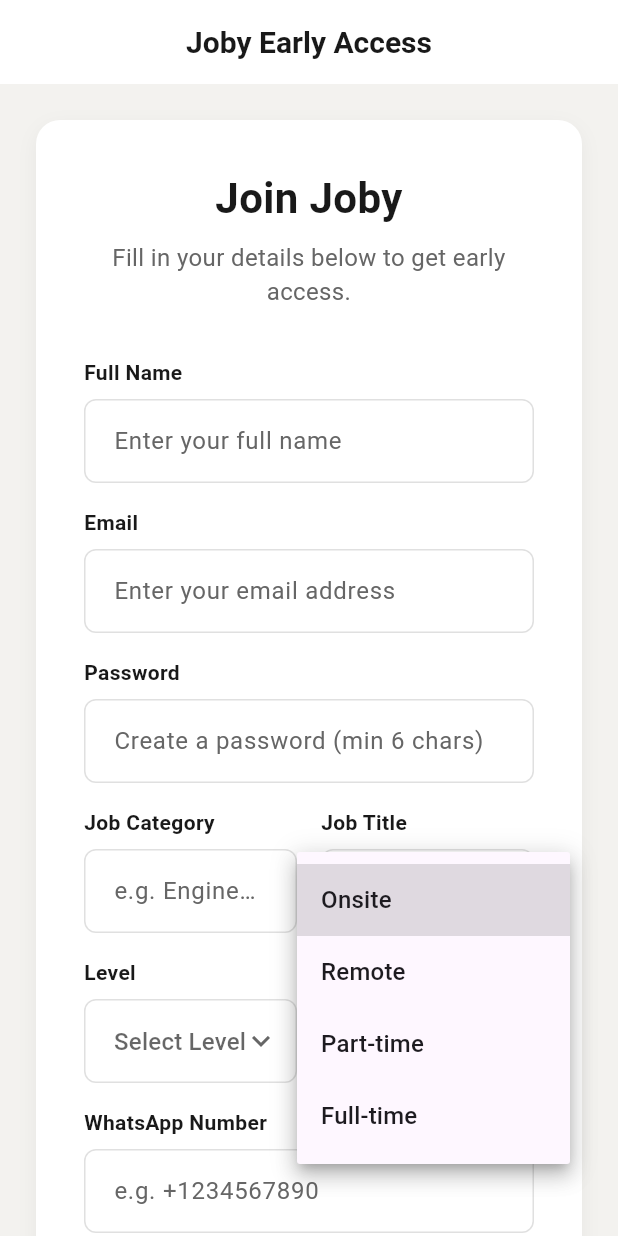
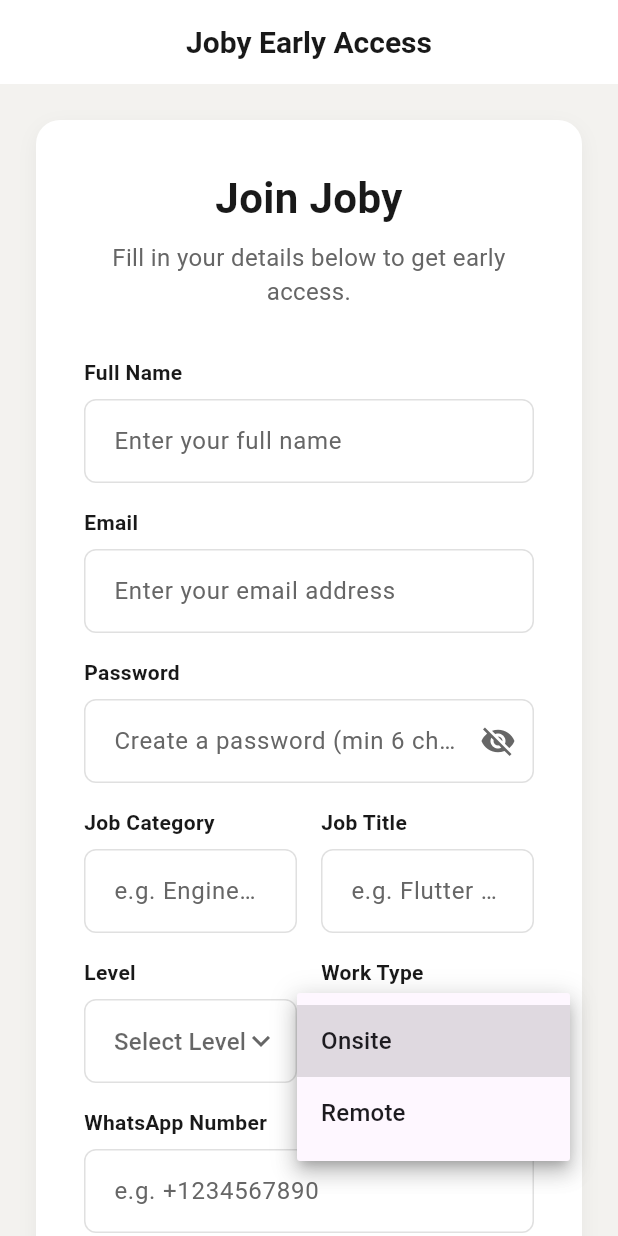
Before and after one commit to Ismail-Magdy/form_joby, a Flutter app: the screen it shows after launch, after a tap on "Select Type", on a phone screen of 412 x 824 dp. Run offline on Flutter 3.47's test engine with Material 3 defaults, Android fonts, the light colour scheme and no system bars; our stand-ins replace equatable, file_picker, flutter_bloc, flutter_screenutil, get_it, supabase_flutter; accounts and stored records are empty.

Commit message:
feat: Enhance CustomTextField with suffixIcon support and update password visibility toggle

```diff
--- a/lib/core/widgets/custom_text_field.dart
+++ b/lib/core/widgets/custom_text_field.dart
@@ -8,6 +8,7 @@
   final TextInputType keyboardType;
   final String? Function(String?)? validator;
   final TextEditingController controller;
+  final Widget? suffixIcon;
 
   const CustomTextField({
     super.key,
@@ -17,6 +18,7 @@
     this.isPassword = false,
     this.keyboardType = TextInputType.text,
     this.validator,
+    this.suffixIcon,
   });
 
   @override
@@ -41,6 +43,7 @@
           cursorColor: AppTheme.primaryBlue,
           decoration: InputDecoration(
             hintText: hint,
+            suffixIcon: suffixIcon,
           ),
         ),
       ],
--- a/lib/features/form/presentation/screens/form_screen.dart
+++ b/lib/features/form/presentation/screens/form_screen.dart
@@ -42,6 +42,8 @@
   final _linkedinController = TextEditingController();
   final _githubController = TextEditingController();
 
+  bool _obscurePassword = true;
+
   String? _selectedLevel;
   String? _selectedWorkType;
 
@@ -52,7 +54,7 @@
   String? _avatarFileName;
 
   final List<String> _levels = ['Junior', 'Mid-Level', 'Senior', 'Tech Lead'];
-  final List<String> _workTypes = ['Onsite', 'Remote', 'Part-time', 'Full-time'];
+  final List<String> _workTypes = ['Onsite', 'Remote'];
 
   Future<void> _pickCV() async {
     FilePickerResult? result = await FilePicker.platform.pickFiles(
@@ -224,8 +226,19 @@
                             label: 'Password',
                             hint: 'Create a password (min 6 chars)',
                             controller: _passwordController,
-                            isPassword: true,
+                            isPassword: _obscurePassword,
                             validator: Validators.password,
+                            suffixIcon: IconButton(
+                              icon: Icon(
+                                _obscurePassword ? Icons.visibility_off : Icons.visibility,
+                                color: AppTheme.textLight,
+                              ),
+                              onPressed: () {
+                                setState(() {
+                                  _obscurePassword = !_obscurePassword;
+                                });
+                              },
+                            ),
                           ),
                           const SizedBox(height: 16),
                           Row(
```
